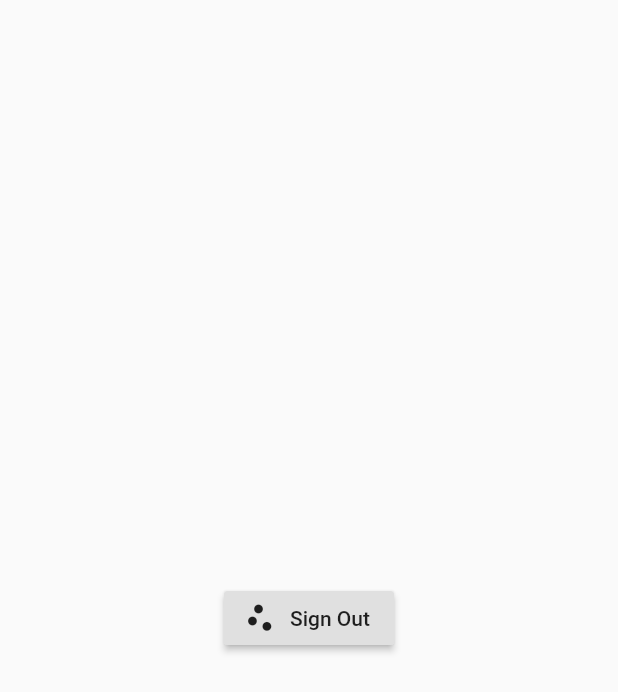
After one commit to nibraaska/Focus, a Flutter app: the Profile screen opened directly, on a phone screen of 412 x 824 dp. The commit adds this screen. Shown: the top 692 px of the screen. Run offline on Flutter 3.47's test engine with Material 2 defaults, Android fonts, the phone set to English and light mode, and no system bars; our stand-ins replace firebase_auth; accounts and stored records are empty.

Commit message:
Added bottom nav

```diff
--- /dev/null
+++ b/lib/screens/bottomNavigation/screens/profile.dart
@@ -0,0 +1,25 @@
+import 'package:flutter/material.dart';
+import 'package:focusv1/services/auth.dart';
+
+class Profile extends StatefulWidget {
+  @override
+  _ProfileState createState() => _ProfileState();
+}
+
+class _ProfileState extends State<Profile> {
+  final AuthService _auth = AuthService();
+  @override
+  Widget build(BuildContext context) {
+    return Scaffold(
+        body: Center(
+          child: RaisedButton.icon(
+            onPressed: () {
+              _auth.signOut();
+            },
+            label: Text("Sign Out"),
+            icon: Icon(Icons.scatter_plot),
+          ),
+        )
+    );
+  }
+}
--- a/lib/screens/wrapper.dart
+++ b/lib/screens/wrapper.dart
@@ -1,5 +1,5 @@
 import 'package:flutter/material.dart';
-import 'package:focusv1/screens/authentication/register.dart';
+import 'package:focusv1/screens/bottomNavigation/bottomNav.dart';
 import 'package:focusv1/services/models/user.dart';
 import 'package:provider/provider.dart';
 
@@ -20,7 +20,7 @@ class _WrapperState extends State<Wrapper> {
       );
     } else {
       return Scaffold(
-        body: Text("Main page"),
+        body: BottomNavigation(),
       );
     }
   }
```
Also changed, not shown: lib/screens/bottomNavigation/bottomNav.dart (added, +70 -0 lines), lib/screens/bottomNavigation/screens/chat.dart (added, +15 -0 lines), lib/screens/bottomNavigation/screens/create.dart (added, +15 -0 lines), lib/screens/bottomNavigation/screens/explore.dart (added, +15 -0 lines), lib/screens/bottomNavigation/screens/home.dart (added, +15 -0 lines).
